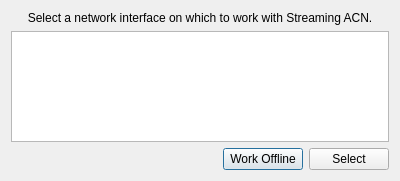
Old version of the form ui/nicselectdialog.ui in the repository docsteer/sacnview.
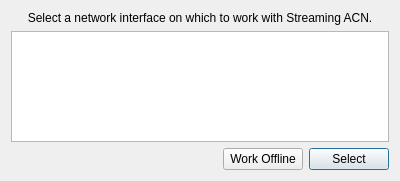
New version of the form.

Commit message:
Network select dialog
Don't make "Work Offline" the default button when a NIC has been selected!

What changed in the file:
```diff
--- a/ui/nicselectdialog.ui
+++ b/ui/nicselectdialog.ui
@@ -54,6 +54,9 @@
        <property name="text">
         <string>Select</string>
        </property>
+       <property name="default">
+        <bool>true</bool>
+       </property>
       </widget>
      </item>
     </layout>
```
